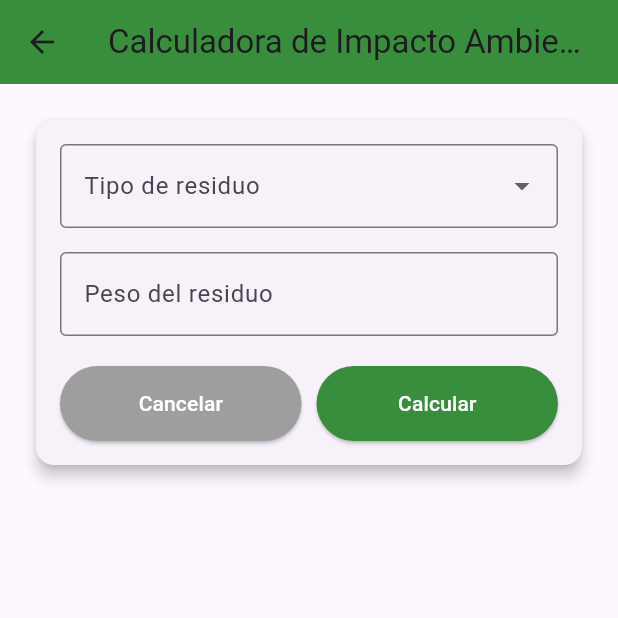
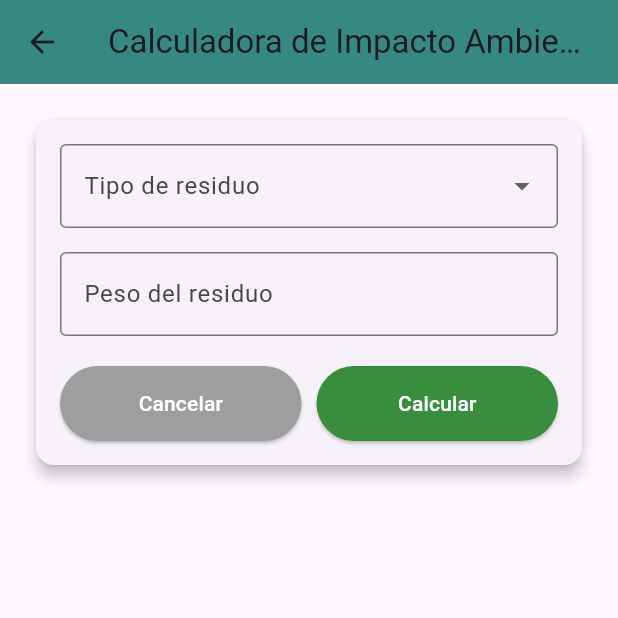
Before and after one commit to Roberto-PM2/Infinitary_App, a Flutter app: the CalculadoraImpactoPage screen opened directly, on a phone screen of 412 x 824 dp, the top half of it. Run offline on Flutter 3.47's test engine with Material 3 defaults, Android fonts, the phone set to English and light mode, and no system bars; our stand-ins replace firebase_core, fl_chart, flutter_local_notifications, flutter_map, flutter_timezone, geolocator and 4 more; missing offline and left inert: open_route_service; accounts and stored records are empty.

Commit message:
correcciones finales

```diff
--- a/eco_habit/lib/Calcular_impacto_ambiental_por_residuoCU8/calculadora_impacto_page.dart
+++ b/eco_habit/lib/Calcular_impacto_ambiental_por_residuoCU8/calculadora_impacto_page.dart
@@ -40,11 +40,12 @@ class _CalculadoraImpactoPageState extends State<CalculadoraImpactoPage> {
     return Scaffold(
       appBar: AppBar(
         title: Text('Calculadora de Impacto Ambiental'),
-        backgroundColor: Colors.green[700],
+        backgroundColor: const Color(0xff368983),
       ),
-      body: Padding(
+      body: SingleChildScrollView(
         padding: const EdgeInsets.all(20.0),
         child: Column(
+          crossAxisAlignment: CrossAxisAlignment.stretch,
           children: [
             // Recuadro de entrada de datos
             Card(
@@ -59,8 +60,7 @@ class _CalculadoraImpactoPageState extends State<CalculadoraImpactoPage> {
                         labelText: 'Tipo de residuo',
                         border: OutlineInputBorder(),
                       ),
-                      items: _controlador.modelo.obtenerTiposResiduos() // Cambiado a .modelo
-                          .map((String value) {
+                      items: _controlador.modelo.obtenerTiposResiduos().map((String value) {
                         return DropdownMenuItem<String>(
                           value: value,
                           child: Text(value),
@@ -90,7 +90,6 @@ class _CalculadoraImpactoPageState extends State<CalculadoraImpactoPage> {
                       children: [
                         Expanded(
                           child: ElevatedButton(
-                            //onPressed: () {},
                             onPressed: _limpiarCampos,
                             child: Text('Cancelar'),
                             style: ElevatedButton.styleFrom(
@@ -103,7 +102,6 @@ class _CalculadoraImpactoPageState extends State<CalculadoraImpactoPage> {
                         SizedBox(width: 10),
                         Expanded(
                           child: ElevatedButton(
-                            // onPressed: () {},
                             onPressed: _calcularImpacto,
                             child: Text('Calcular'),
                             style: ElevatedButton.styleFrom(
@@ -120,9 +118,10 @@ class _CalculadoraImpactoPageState extends State<CalculadoraImpactoPage> {
               ),
             ),
             SizedBox(height: 20),
-            // Panel de resultados
+            // Panel de resultados centrado
             if (_controlador.resultado != null)
-              Card(
+              Center(
+                child: Card(
                   elevation: 4,
                   color: Colors.green[50],
                   child: Padding(
@@ -166,6 +165,7 @@ class _CalculadoraImpactoPageState extends State<CalculadoraImpactoPage> {
                     ),
                   ),
                 ),
+              ),
             if (_controlador.mensajeError != null)
               Padding(
                 padding: const EdgeInsets.only(top: 20.0),
--- a/eco_habit/lib/Huella_de_carbonoCU3_CU6/Registrar_habitos_de_consumoCU6/registro_diario.dart
+++ b/eco_habit/lib/Huella_de_carbonoCU3_CU6/Registrar_habitos_de_consumoCU6/registro_diario.dart
@@ -18,6 +18,7 @@ class _RegistroDiarioViewState extends State<RegistroDiarioView> {
     return Scaffold(
       appBar: AppBar(
         title: const Text('Registro Diario'),
+        backgroundColor: const Color(0xff368983),
       ),
       body: Column(
         children: [
--- a/eco_habit/lib/Registrar_metas_personalesCU7/controlador_meta.dart
+++ b/eco_habit/lib/Registrar_metas_personalesCU7/controlador_meta.dart
@@ -18,7 +18,7 @@ class ControladorMeta {
     required BuildContext context,
   }) async {
     if (titulo.trim().isEmpty || valor <= 0) {
-      _mostrarError(context, 'Por favor ingresa un título y un valor válido.');
+      _mostrarError(context, 'Por favor ingresa valores validos');
       return;
     }
 
@@ -51,7 +51,7 @@ class ControladorMeta {
     required BuildContext context,
   }) async {
     if (titulo.trim().isEmpty || valor <= 0) {
-      _mostrarError(context, 'Por favor ingresa un título y un valor válido.');
+      _mostrarError(context, 'Por favor ingresa valores validos');
       return;
     }
 
--- a/eco_habit/lib/Registrar_metas_personalesCU7/crear_meta_page.dart
+++ b/eco_habit/lib/Registrar_metas_personalesCU7/crear_meta_page.dart
@@ -207,7 +207,7 @@ class _CrearMetaPageState extends State<CrearMetaPage> {
       backgroundColor: Colors.blue[50],
       appBar: AppBar(
         title: Text(widget.metaExistente != null ? 'Editar Meta' : 'Nueva Meta'),
-        backgroundColor: Colors.blue[50],
+        backgroundColor: const Color(0xff368983),
         foregroundColor: Colors.black,
         elevation: 0,
         actions: [
```
Also changed, not shown: eco_habit/lib/Registrar_metas_personalesCU7/metas_page.dart (+29 -6 lines). Lines whose indentation alone changed are shown as unchanged.
